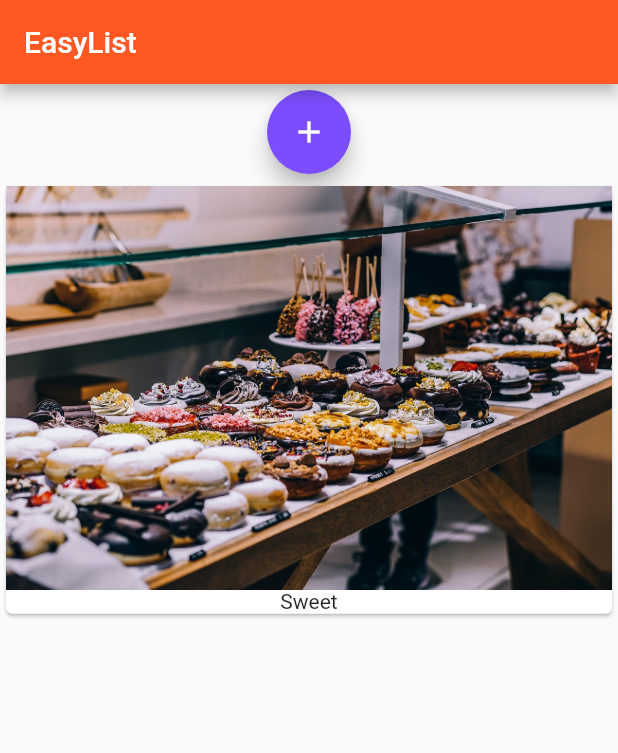
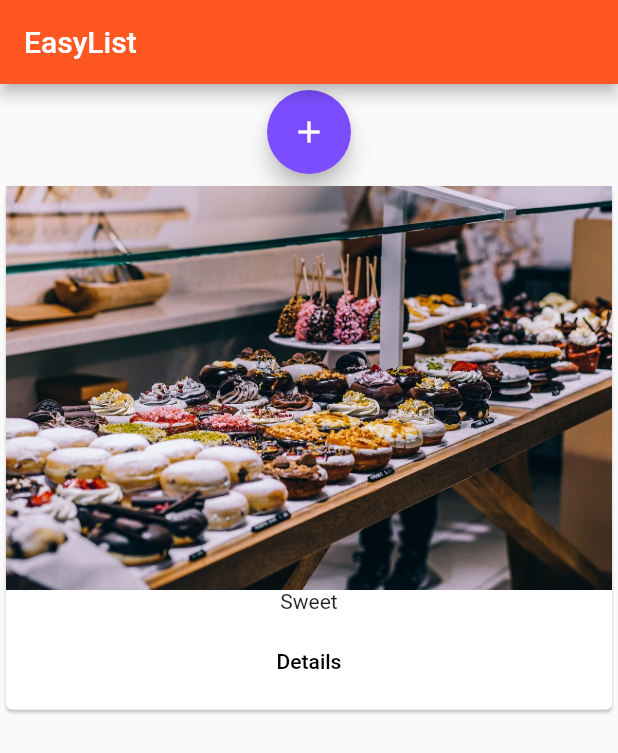
Before and after one commit to Daym3l/flutter_course, a Flutter app: the screen it shows after launch, after a tap on the "add" icon, on a phone screen of 412 x 824 dp. Shown: the top 753 px of the screen. Run offline on Flutter 3.47's test engine with Material 2 defaults, Android fonts, the phone set to English and light mode, and no system bars.

Commit message:
Section 6
- class 4

```diff
--- a/lib/main.dart
+++ b/lib/main.dart
@@ -1,5 +1,5 @@
 import 'package:flutter/material.dart';
-import './product_manager.dart';
+import './pages/home.dart';
 
 void main() => runApp(MyApp());
 
@@ -7,15 +7,9 @@ class MyApp extends StatelessWidget {
   @override
   Widget build(BuildContext context) {
     return MaterialApp(
-      theme: ThemeData(
-          primarySwatch: Colors.deepOrange,
-          accentColor: Colors.deepPurpleAccent),
-      home: Scaffold(
-        appBar: AppBar(
-          title: Text('EasyList'),
-        ),
-        body: ProductManager(),
-      ),
-    );
+        theme: ThemeData(
+            primarySwatch: Colors.deepOrange,
+            accentColor: Colors.deepPurpleAccent),
+        home: HomePage());
   }
 }
--- /dev/null
+++ b/lib/pages/home.dart
@@ -0,0 +1,14 @@
+import 'package:flutter/material.dart';
+import '../product_manager.dart';
+
+class HomePage extends StatelessWidget {
+  @override
+  Widget build(BuildContext context) {
+    return Scaffold(
+      appBar: AppBar(
+        title: Text('EasyList'),
+      ),
+      body: ProductManager(),
+    );
+  }
+}
--- a/lib/products.dart
+++ b/lib/products.dart
@@ -1,4 +1,5 @@
 import 'package:flutter/material.dart';
+import './pages/product.dart';
 
 class Products extends StatelessWidget {
   final List<String> products;
@@ -10,7 +11,18 @@ class Products extends StatelessWidget {
       child: Column(
         children: [
           Image.asset('assets/images/food.jpg'),
-          Text(products[index])
+          Text(products[index]),
+          ButtonBar(
+            alignment: MainAxisAlignment.center,
+            children: [
+              FlatButton(
+                  child: Text('Details'),
+                  onPressed: () => Navigator.push(
+                      context,
+                      MaterialPageRoute(
+                          builder: (BuildContext context) => ProductPage())))
+            ],
+          )
         ],
       ),
     );
```
Also changed, not shown: lib/pages/product.dart (added, +15 -0 lines).
